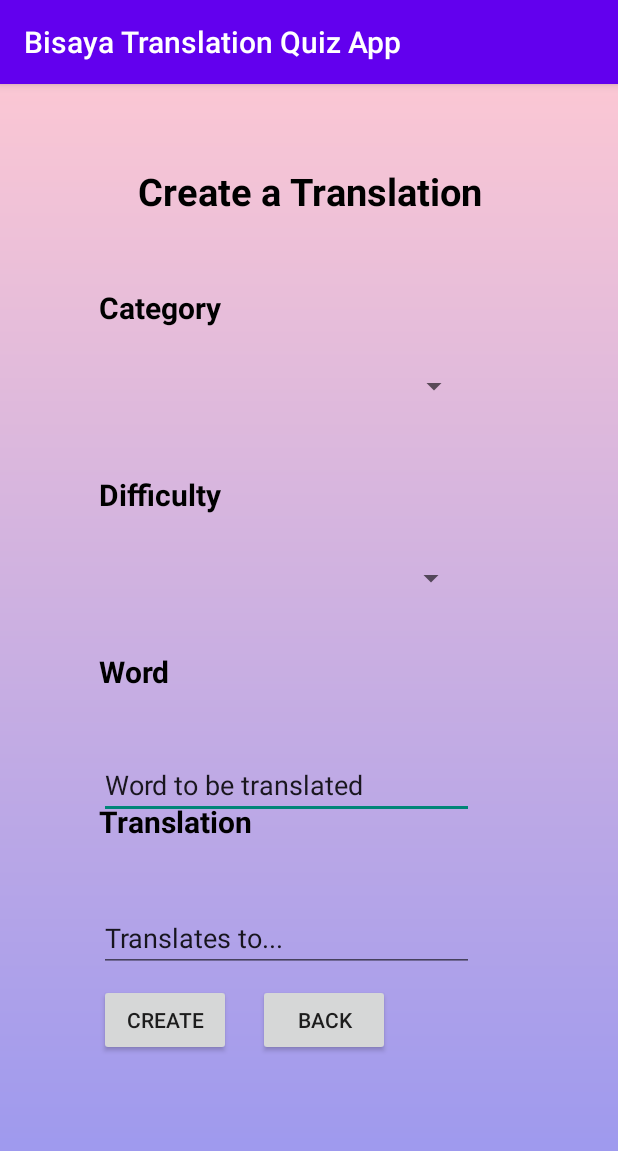
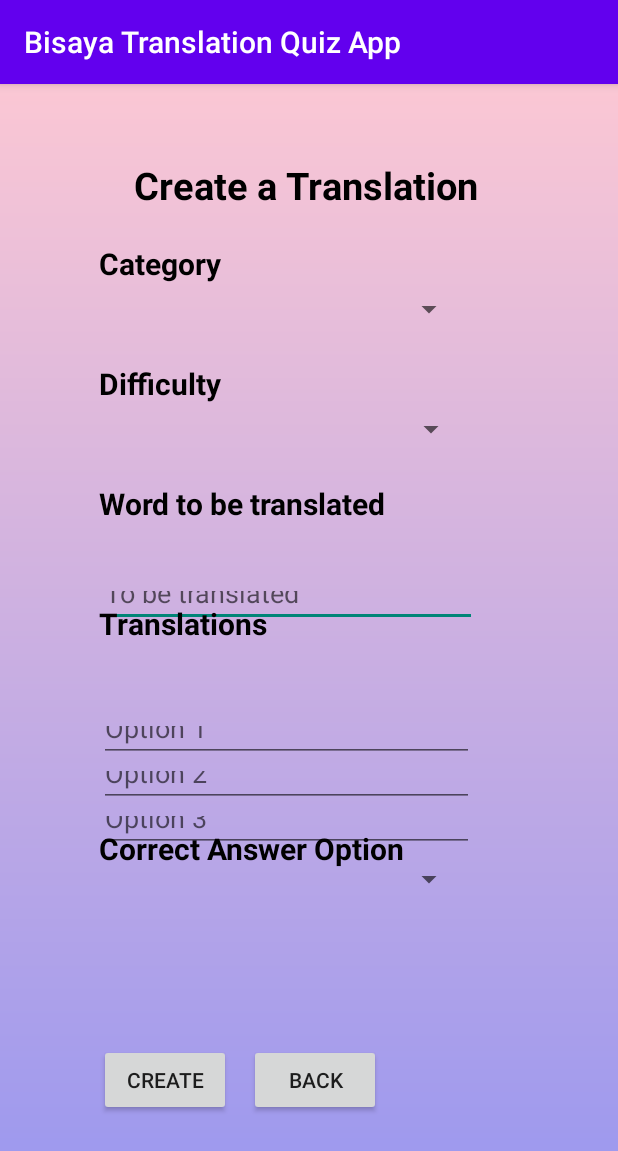
Before and after one commit to Manzazaa/Bisaya-Translation-Quiz-App, an Android app: the screen it shows after launch (CreateTranslationActivity), after a tap on "CREATE TRANSLATION", on a phone screen of 412 x 824 dp. Shown: the top 1151 px of the screen. Run offline under Robolectric (Android 15) with nearby library versions, the phone set to English and light mode, and no system bars.

Commit message:
Updated Create Translation activity

```diff
--- a/app/src/main/java/com/example/bisayatranslationquizapp/QuizActivity.java
+++ b/app/src/main/java/com/example/bisayatranslationquizapp/QuizActivity.java
@@ -88,7 +88,7 @@ public class QuizActivity extends AppCompatActivity {
         if (savedInstanceState == null) {
             QuizDbHelper dbHelper = QuizDbHelper.getInstance(this);
             questionList = dbHelper.getQuestions(categoryID, difficulty);
-            questionCountTotal = questionList.size();
+            questionCountTotal = 5;
             Collections.shuffle(questionList);
 
             showNextQuestion();
--- a/app/src/main/java/com/example/bisayatranslationquizapp/QuizDbHelper.java
+++ b/app/src/main/java/com/example/bisayatranslationquizapp/QuizDbHelper.java
@@ -13,8 +13,8 @@ import java.util.List;
 
 
 public class QuizDbHelper extends SQLiteOpenHelper {
-    private static final String DATABASE_NAME = "QuizDatabase.db";
-    private static final int DATABASE_VERSION = 3;
+    private static final String DATABASE_NAME = "TranslationQuizDB.db";
+    private static final int DATABASE_VERSION = 1;
 
     private static QuizDbHelper instance;
 
--- a/app/src/main/res/layout/activity_create_translation.xml
+++ b/app/src/main/res/layout/activity_create_translation.xml
@@ -15,8 +15,9 @@
         android:layout_height="wrap_content"
         android:layout_alignParentStart="true"
         android:layout_alignParentTop="true"
-        android:layout_marginStart="76dp"
-        android:layout_marginTop="38dp"
+        android:layout_centerHorizontal="true"
+        android:layout_marginStart="73dp"
+        android:layout_marginTop="34dp"
         android:text="Create a Translation"
         android:textColor="@color/black"
         android:textSize="25sp"
@@ -29,32 +30,21 @@
         android:layout_alignParentStart="true"
         android:layout_alignParentTop="true"
         android:layout_marginStart="50dp"
-        android:layout_marginTop="119dp"
+        android:layout_marginTop="90dp"
         android:text="Category"
         android:textColor="@color/black"
         android:textSize="20sp"
         android:textStyle="bold" />
 
     <Spinner
-        android:id="@+id/spinner"
-        android:layout_width="247dp"
-        android:layout_height="wrap_content"
+        android:id="@+id/spinner_create_category"
+        android:layout_width="244dp"
+        android:layout_height="28dp"
         android:layout_alignParentStart="true"
         android:layout_alignParentTop="true"
         android:layout_centerHorizontal="true"
         android:layout_marginStart="50dp"
-        android:layout_marginTop="161dp"
-        android:minHeight="48dp" />
-
-    <Spinner
-        android:id="@+id/spinner2"
-        android:layout_width="245dp"
-        android:layout_height="48dp"
-        android:layout_alignParentStart="true"
-        android:layout_alignParentTop="true"
-        android:layout_centerHorizontal="true"
-        android:layout_marginStart="50dp"
-        android:layout_marginTop="289dp"
+        android:layout_marginTop="120dp"
         android:minHeight="48dp" />
 
     <TextView
@@ -65,21 +55,60 @@
         android:layout_alignParentTop="true"
         android:layout_centerVertical="true"
         android:layout_marginStart="50dp"
-        android:layout_marginTop="244dp"
+        android:layout_marginTop="170dp"
         android:text="Difficulty"
         android:textColor="@color/black"
         android:textSize="20sp"
         android:textStyle="bold" />
 
+    <Spinner
+        android:id="@+id/spinner_create_difficulty"
+        android:layout_width="245dp"
+        android:layout_height="28dp"
+        android:layout_alignParentStart="true"
+        android:layout_alignParentTop="true"
+        android:layout_centerHorizontal="true"
+        android:layout_marginStart="50dp"
+        android:layout_marginTop="200dp"
+        android:minHeight="48dp" />
+
     <TextView
-        android:id="@+id/textView_Word1"
+        android:id="@+id/textView_question"
         android:layout_width="wrap_content"
         android:layout_height="wrap_content"
         android:layout_alignParentStart="true"
         android:layout_alignParentTop="true"
         android:layout_marginStart="50dp"
-        android:layout_marginTop="362dp"
-        android:text="Word"
+        android:layout_marginTop="250dp"
+        android:text="Word to be translated"
+        android:textColor="@color/black"
+        android:textSize="20sp"
+        android:textStyle="bold" />
+
+    <EditText
+        android:id="@+id/editText_question"
+        android:layout_width="252dp"
+        android:layout_height="34dp"
+        android:layout_alignParentStart="true"
+        android:layout_alignParentBottom="true"
+        android:layout_centerInParent="true"
+        android:layout_marginStart="50dp"
+        android:layout_marginTop="280dp"
+        android:layout_marginBottom="390dp"
+        android:ems="10"
+        android:hint="To be translated"
+        android:inputType="textPersonName" />
+
+    <TextView
+        android:id="@+id/textView_answers"
+        android:layout_width="wrap_content"
+        android:layout_height="wrap_content"
+        android:layout_alignParentStart="true"
+        android:layout_alignParentTop="true"
+        android:layout_centerVertical="true"
+        android:layout_marginStart="50dp"
+        android:layout_marginTop="330dp"
+        android:text="Translations"
         android:textColor="@color/black"
         android:textSize="20sp"
         android:textStyle="bold" />
@@ -87,39 +116,66 @@
     <EditText
         android:id="@+id/editText_word1"
         android:layout_width="250dp"
-        android:layout_height="wrap_content"
+        android:layout_height="34dp"
         android:layout_alignParentStart="true"
         android:layout_alignParentBottom="true"
+        android:layout_centerHorizontal="true"
         android:layout_marginStart="50dp"
-        android:layout_marginBottom="262dp"
+        android:layout_marginBottom="300dp"
         android:ems="10"
-        android:inputType="textPersonName"
-        android:text="Word to be translated" />
+        android:hint="Option 1"
+        android:inputType="textPersonName" />
+
+    <EditText
+        android:id="@+id/editText_word2"
+        android:layout_width="250dp"
+        android:layout_height="34dp"
+        android:layout_alignParentStart="true"
+        android:layout_alignParentBottom="true"
+        android:layout_centerHorizontal="true"
+        android:layout_marginStart="50dp"
+        android:layout_marginBottom="270dp"
+        android:ems="10"
+        android:hint="Option 2"
+        android:inputType="textPersonName" />
+
+    <EditText
+        android:id="@+id/editText_word3"
+        android:layout_width="250dp"
+        android:layout_height="34dp"
+        android:layout_alignParentStart="true"
+        android:layout_alignParentBottom="true"
+        android:layout_centerHorizontal="true"
+        android:layout_marginStart="50dp"
+        android:layout_marginBottom="240dp"
+        android:ems="10"
+        android:hint="Option 3"
+        android:inputType="textPersonName" />
 
     <TextView
-        android:id="@+id/textView_Word2"
+        android:id="@+id/textView_correct"
         android:layout_width="wrap_content"
         android:layout_height="wrap_content"
         android:layout_alignParentStart="true"
         android:layout_alignParentTop="true"
+        android:layout_centerVertical="true"
         android:layout_marginStart="50dp"
-        android:layout_marginTop="462dp"
-        android:text="Translation"
+        android:layout_marginTop="480dp"
+        android:text="Correct Answer Option"
         android:textColor="@color/black"
         android:textSize="20sp"
         android:textStyle="bold" />
 
-    <EditText
-        android:id="@+id/editText_word2"
-        android:layout_width="250dp"
-        android:layout_height="wrap_content"
+    <Spinner
+        android:id="@+id/spinner_correct"
+        android:layout_width="244dp"
+        android:layout_height="28dp"
         android:layout_alignParentStart="true"
-        android:layout_alignParentBottom="true"
+        android:layout_alignParentTop="true"
+        android:layout_centerHorizontal="true"
         android:layout_marginStart="50dp"
-        android:layout_marginBottom="160dp"
-        android:ems="10"
-        android:inputType="textPersonName"
-        android:text="Translates to..." />
+        android:layout_marginTop="500dp"
+        android:minHeight="48dp" />
 
     <Button
         android:id="@+id/button_create"
@@ -129,7 +185,7 @@
         android:layout_alignParentBottom="true"
         android:layout_centerHorizontal="true"
         android:layout_marginStart="50dp"
-        android:layout_marginBottom="104dp"
+        android:layout_marginBottom="64dp"
         android:text="Create" />
 
     <Button
@@ -139,8 +195,8 @@
         android:layout_alignParentStart="true"
         android:layout_alignParentBottom="true"
         android:layout_centerHorizontal="true"
-        android:layout_marginStart="156dp"
-        android:layout_marginBottom="104dp"
+        android:layout_marginStart="150dp"
+        android:layout_marginBottom="64dp"
         android:text="Back" />
 
 
```
